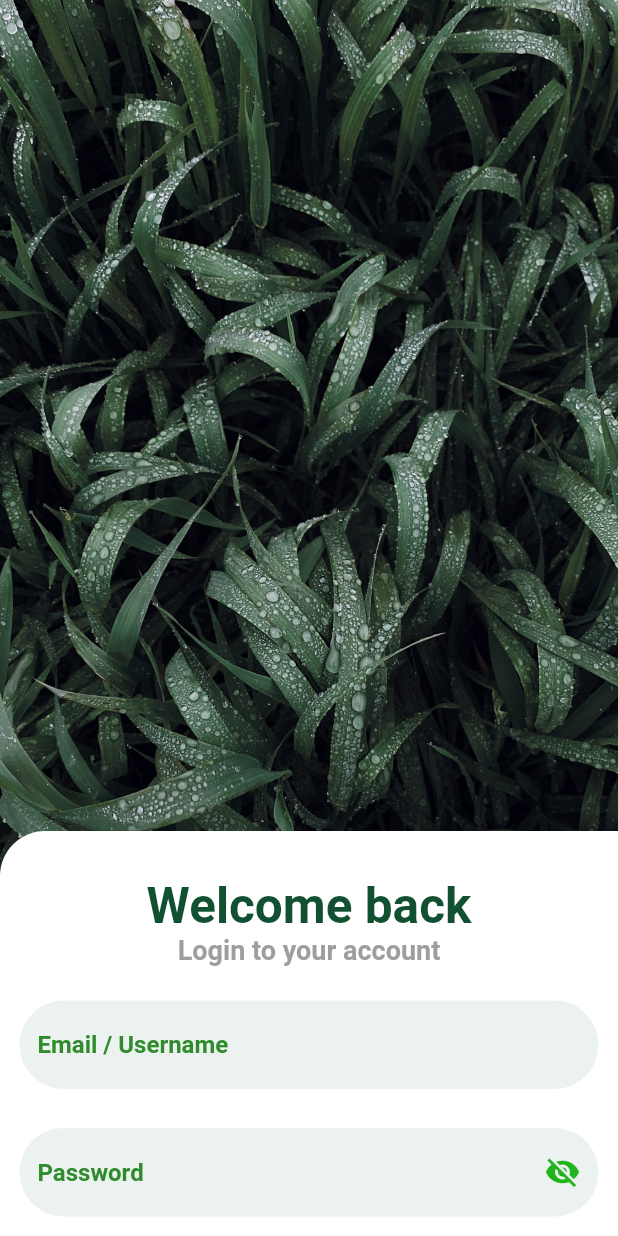
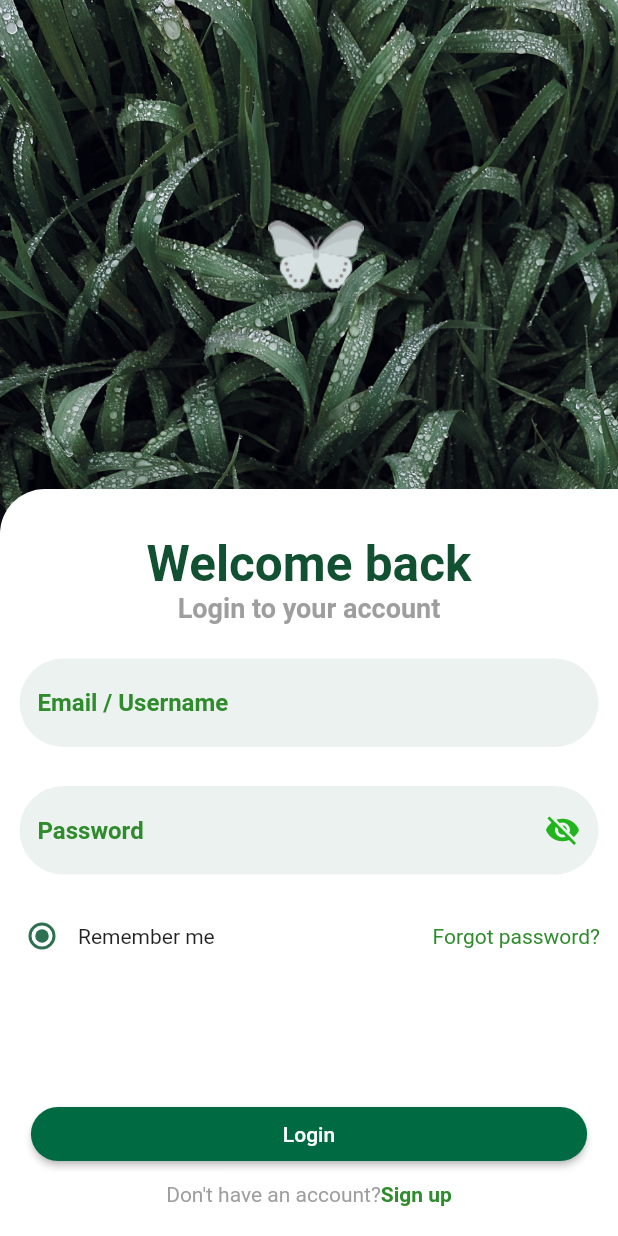
Before and after one commit to ginjardev/loginScreens, a Flutter app: the screen it shows after launch, on a phone screen of 412 x 824 dp. Run offline on Flutter 3.47's test engine with Material 2 defaults, Android fonts, the phone set to English and light mode, and no system bars.

Commit message:
updated login

```diff
--- a/login_ui_task/lib/login.dart
+++ b/login_ui_task/lib/login.dart
@@ -13,8 +13,10 @@ class LoginPage extends StatefulWidget {
 enum Status { Remember }
 
 class _LoginPageState extends State<LoginPage> {
+  Status? _character = Status.Remember;
+  int id = 1;
+  String radioButtonItem = 'ONE';
 
-  Status? _character = Status.Remember;
   @override
   Widget build(BuildContext context) {
     return Scaffold(
@@ -28,17 +30,32 @@ class _LoginPageState extends State<LoginPage> {
         )),
         child: Stack(
           children: [
+            Positioned(
+              left: MediaQuery.of(context).size.width * 0.39,
+              top: 120,
+              child: Container(
+              alignment: Alignment.center,
+              height: 100,
+              width: 100,
+              decoration: BoxDecoration(
+                  image: DecorationImage(
+                      image: AssetImage(
+                        "images/butter.png",
+                      ),
+                      )
+                      ),
+            ),
+              ),
             Column(
               mainAxisAlignment: MainAxisAlignment.end,
               children: [
+                // SizedBox(height: 40,),
                 Container(
                   alignment: Alignment.bottomCenter,
                   decoration: BoxDecoration(
                       color: Colors.white,
                       borderRadius:
-                          BorderRadius.only(topLeft: Radius.circular(30)
-                          )
-                          ),
+                          BorderRadius.only(topLeft: Radius.circular(30))),
                   child: Column(
                     children: [
                       Container(
@@ -75,6 +92,63 @@ class _LoginPageState extends State<LoginPage> {
                           child: Icon(Icons.visibility_off),
                         ),
                       ),
+
+                      Padding(
+                        padding: const EdgeInsets.all(4.0),
+                        child: Row(
+                          children: [
+                            Radio(
+                                value: 1,
+                                activeColor: Color.fromARGB(255, 46, 112, 80),
+                                groupValue: id,
+                                onChanged: (index) {
+                                  setState(() {
+                                    radioButtonItem = 'ONE';
+                                    id = 1;
+                                  });
+                                }),
+                            Expanded(child: Text('Remember me')),
+                            Padding(
+                              padding: const EdgeInsets.all(8.0),
+                              child: Text(
+                                "Forgot password?",
+                                style: TextStyle(
+                                  color: Color.fromARGB(255, 48, 139, 45),
+                                ),
+                              ),
+                            )
+                          ],
+                        ),
+                      ),
+                      SizedBox(
+                        height: 80,
+                      ),
+                      Button(
+                          child: Text("Login",
+                          style: TextStyle(color: Colors.white),),
+                          onPressed: () {},
+                          color: Color.fromARGB(255, 0, 106, 66)),
+                      SizedBox(
+                        height: 8,
+                      ),
+                      Row(
+                          mainAxisAlignment: MainAxisAlignment.center,
+                          children: [
+                            Text(
+                              "Don't have an account?",
+                              style: TextStyle(color: Colors.grey),
+                            ),
+                            Text(
+                              "Sign up",
+                              style: TextStyle(
+                                color: Color.fromARGB(255, 48, 139, 45),
+                                fontWeight: FontWeight.bold,
+                              ),
+                            )
+                          ]),
+                      SizedBox(
+                        height: 20,
+                      )
                     ],
                   ),
                 ),
```
